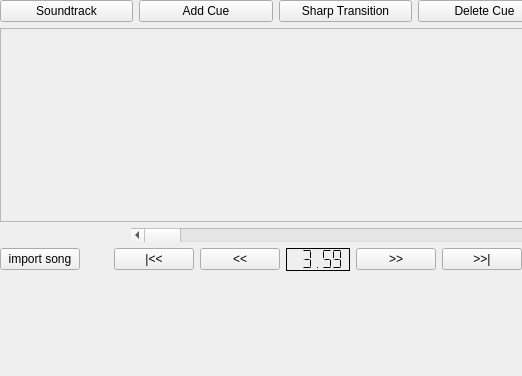
Old version of the form LightController3/Widgets/timing.ui in the repository pgTech123/Light-Controller.
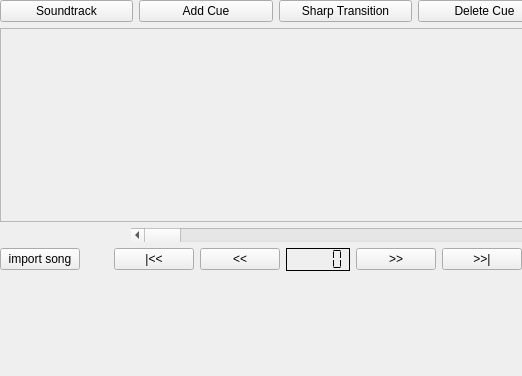
New version of the form.

Diff of the .ui file:
```diff
--- a/LightController3/Widgets/timing.ui
+++ b/LightController3/Widgets/timing.ui
@@ -170,11 +170,17 @@
          <property name="smallDecimalPoint">
           <bool>false</bool>
          </property>
+         <property name="digitCount">
+          <number>5</number>
+         </property>
          <property name="segmentStyle">
           <enum>QLCDNumber::Flat</enum>
          </property>
          <property name="value" stdset="0">
-          <double>3.590000000000000</double>
+          <double>0.000000000000000</double>
+         </property>
+         <property name="intValue" stdset="0">
+          <number>0</number>
          </property>
         </widget>
        </item>
```
Left out of the diff: 3 changed lines with no effect on the pictures.
